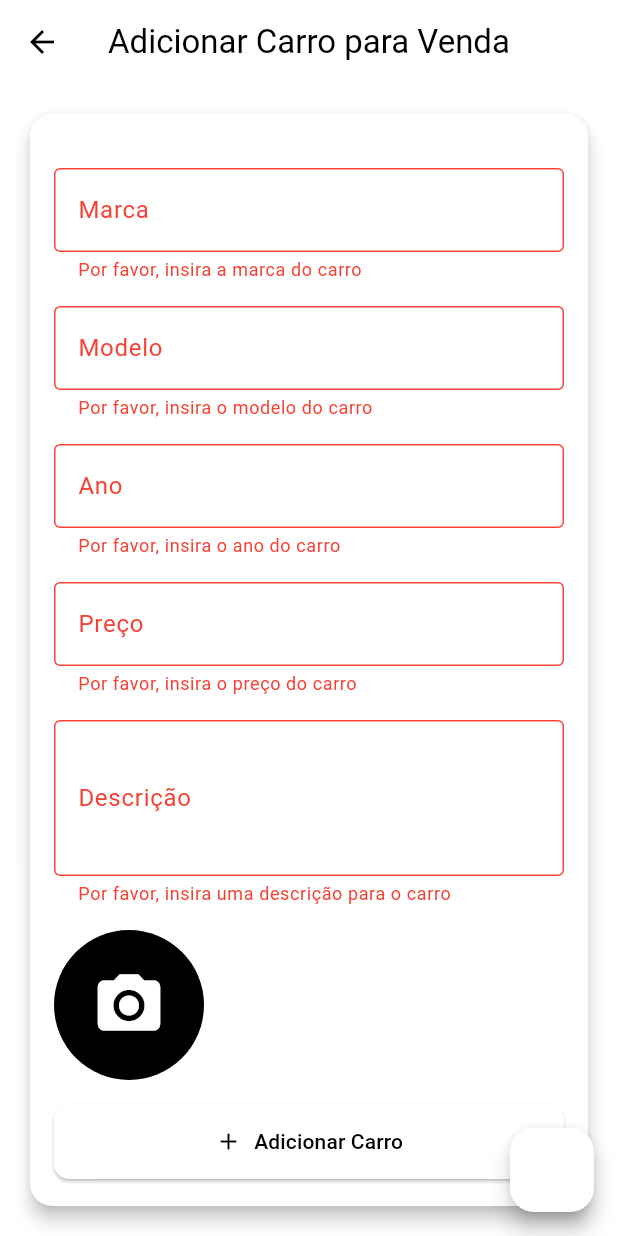
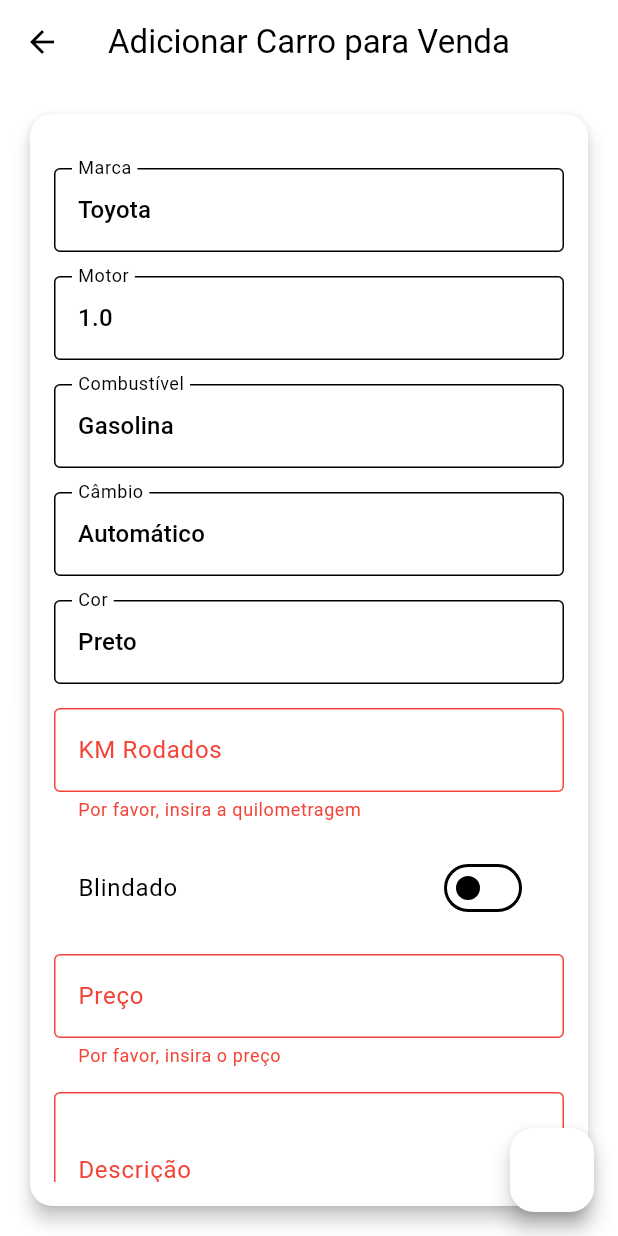
Before and after one commit to Harlock221B/roadcars_app, a Flutter app: the AddCarScreen screen opened directly, after a tap on the "save" icon, on a phone screen of 412 x 824 dp. Run offline on Flutter 3.47's test engine with Material 3 defaults, Android fonts, the phone set to English and light mode, and no system bars; our stand-ins replace cached_network_image, carousel_slider, cloud_firestore, firebase_auth, firebase_core, firebase_storage and 1 more; accounts and stored records are empty; network calls fail.

Commit message:
Adiciona nova dependência carousel_slider, refatora código para melhorar a usabilidade e organiza a estrutura de dados de veículos; remove arquivo de veículos obsoleto.

```diff
--- /dev/null
+++ b/lib/data/utils.dart
@@ -0,0 +1,42 @@
+List<String> brands = [
+    'Toyota',
+    'Ford',
+    'Honda',
+    'Chevrolet',
+    'BMW',
+    'Mercedes-Benz',
+    'Audi',
+    'Volkswagen',
+    'Fiat',
+    'Hyundai',
+    'Renault',
+    'Peugeot',
+    'Citroën',
+    'Jeep',
+    'Nissan',
+    'Mitsubishi',
+    'Kia',
+    'Volvo',
+    'Land Rover',
+    'Suzuki',
+  ];
+   // Marcas
+  List<String> motors = ['1.0', '1.4', '1.6', '2.0', 'V6', 'V8']; // Motores
+
+  List<String> fuelTypes = [
+    'Gasolina',
+    'Diesel',
+    'Elétrico',
+    'Híbrido'
+  ];
+
+   // Tipos de combustível
+  List<String> transmissions = ['Automático', 'Manual', 'CVT']; // Câmbios
+
+  List<String> colors = [
+    'Preto',
+    'Branco',
+    'Prata',
+    'Azul',
+    'Vermelho'
+  ]; // Cores
--- a/lib/main.dart
+++ b/lib/main.dart
@@ -88,7 +88,7 @@ class _MainPageState extends State<MainPage> {
         final List<Widget> pages = [
           HomeScreen(),
           const CatalogPage(),
-          isLoggedIn ? ProfileScreen() : const LoginScreen(),
+          isLoggedIn ? const ProfileScreen() : const LoginScreen(),
         ];
 
         return Scaffold(
@@ -100,7 +100,7 @@ class _MainPageState extends State<MainPage> {
             onPressed: () {
               Navigator.push(
                 context,
-                MaterialPageRoute(builder: (context) => AddCarScreen()),
+                MaterialPageRoute(builder: (context) => const AddCarScreen()),
               );
             },
             backgroundColor: Colors.blue.shade800,
--- a/lib/view/screens/add_car_screen.dart
+++ b/lib/view/screens/add_car_screen.dart
@@ -1,4 +1,5 @@
 import 'package:flutter/material.dart';
+import 'package:roadcarsapp/data/utils.dart';
 import 'package:cloud_firestore/cloud_firestore.dart';
 import 'package:firebase_storage/firebase_storage.dart';
 import 'package:image_picker/image_picker.dart';
@@ -15,39 +16,41 @@ class AddCarScreen extends StatefulWidget {
 class _AddCarScreenState extends State<AddCarScreen> {
   final FirebaseFirestore _firestore = FirebaseFirestore.instance;
   final FirebaseStorage _storage = FirebaseStorage.instance;
-  final FirebaseAuth _auth =
-      FirebaseAuth.instance; // Adicionado para autenticação
+  final FirebaseAuth _auth = FirebaseAuth.instance; // Autenticação
+
   final _formKey = GlobalKey<FormState>();
-  final TextEditingController _brandController = TextEditingController();
-  final TextEditingController _modelController = TextEditingController();
-  final TextEditingController _yearController = TextEditingController();
+
+  // Controladores de texto
+  final TextEditingController _kmController = TextEditingController();
   final TextEditingController _priceController = TextEditingController();
   final TextEditingController _descriptionController = TextEditingController();
-  List<Uint8List> _carImages =
-      []; // Usando Uint8List para armazenar dados binários das imagens
+
+  List<Uint8List> _carImages = [];
   List<String> _carImageUrls = [];
+
+  // Valores iniciais para selects
+  String _selectedBrand = 'Toyota'; // Valor inicial para marca
+  String _selectedMotor = '1.0'; // Valor inicial para motor
+  String _selectedFuel = 'Gasolina'; // Valor inicial para combustível
+  String _selectedTransmission = 'Automático'; // Valor inicial para câmbio
+  String _selectedColor = 'Preto'; // Valor inicial para cor
+  bool _isArmored = false; // Valor inicial para blindagem
 
   Future<void> _pickImages() async {
     try {
       final ImagePicker picker = ImagePicker();
       final pickedImages = await picker.pickMultiImage();
-
-      if (pickedImages != null) {
       List<Uint8List> imageBytesList = [];
 
       for (var image in pickedImages) {
-          final Uint8List imageBytes =
-              await image.readAsBytes(); // Usado para web
+        final Uint8List imageBytes = await image.readAsBytes();
         imageBytesList.add(imageBytes);
       }
 
       setState(() {
         _carImages = imageBytesList;
       });
-      }
     } catch (e) {
-      // Tratamento de exceção ao pegar as imagens
-      print('Erro ao selecionar imagens: $e');
       ScaffoldMessenger.of(context).showSnackBar(
         const SnackBar(content: Text('Erro ao selecionar imagens.')),
       );
@@ -56,39 +59,49 @@ class _AddCarScreenState extends State<AddCarScreen> {
 
   Future<List<String>> _uploadCarImagesToStorage(String carId) async {
     List<String> downloadUrls = [];
-
     for (int i = 0; i < _carImages.length; i++) {
       try {
-      // Referência do arquivo no Storage
-      Reference storageRef = _storage.ref().child('carImages/$carId/$i.jpg');
-
-      // Definir metadados com o tipo MIME adequado (image/jpeg)
+        Reference storageRef =
+            _storage.ref().child('carImages/$carId/${_selectedBrand}-$i.jpg');
         SettableMetadata metadata = SettableMetadata(contentType: 'image/jpeg');
-
-      // Upload da imagem com os metadados
         UploadTask uploadTask = storageRef.putData(_carImages[i], metadata);
-
-      // Aguardar a conclusão do upload
         TaskSnapshot snapshot = await uploadTask;
-
-      // Obter a URL de download da imagem
         String downloadUrl = await snapshot.ref.getDownloadURL();
         downloadUrls.add(downloadUrl);
-
       } catch (e) {
-      // Tratamento de erro com contexto verificado
-      print('Erro ao fazer upload da imagem: $e');
-      if (context != null) {
         ScaffoldMessenger.of(context).showSnackBar(
           SnackBar(content: Text('Erro ao fazer upload da imagem: $e')),
         );
       }
     }
-  }
-
     return downloadUrls;
   }
 
+  Widget _buildImagePicker() {
+    return Column(
+      children: [
+        _carImages.isEmpty
+            ? const Text('Nenhuma imagem selecionada.')
+            : GridView.builder(
+                shrinkWrap: true,
+                itemCount: _carImages.length,
+                gridDelegate: const SliverGridDelegateWithFixedCrossAxisCount(
+                  crossAxisCount: 3,
+                  crossAxisSpacing: 8,
+                  mainAxisSpacing: 8,
+                ),
+                itemBuilder: (context, index) {
+                  return Image.memory(_carImages[index], fit: BoxFit.cover);
+                },
+              ),
+        ElevatedButton.icon(
+          onPressed: _pickImages,
+          icon: const Icon(Icons.photo_library),
+          label: const Text('Selecionar Imagens'),
+        ),
+      ],
+    );
+  }
 
   Future<void> _addCar() async {
     if (_auth.currentUser == null) {
@@ -102,21 +115,22 @@ Future<List<String>> _uploadCarImagesToStorage(String carId) async {
 
     if (_formKey.currentState!.validate()) {
       try {
-        // Adiciona os dados do carro ao Firestore
         DocumentReference carDoc = await _firestore.collection('cars').add({
-          'brand': _brandController.text,
-          'model': _modelController.text,
-          'year': _yearController.text,
+          'brand': _selectedBrand,
+          'motor': _selectedMotor,
+          'fuel': _selectedFuel,
+          'transmission': _selectedTransmission,
+          'color': _selectedColor,
+          'km': _kmController.text,
+          'armored': _isArmored,
           'price': _priceController.text,
           'description': _descriptionController.text,
           'createdAt': FieldValue.serverTimestamp(),
-          'userId': _auth.currentUser!.uid, // Salvar o ID do usuário logado
+          'userId': _auth.currentUser!.uid,
         });
 
-        // Faz o upload das imagens para o Firebase Storage
         _carImageUrls = await _uploadCarImagesToStorage(carDoc.id);
 
-        // Atualiza o documento com as URLs das imagens
         if (_carImageUrls.isNotEmpty) {
           await carDoc.update({
             'imageUrls': _carImageUrls,
@@ -128,7 +142,6 @@ Future<List<String>> _uploadCarImagesToStorage(String carId) async {
         );
         Navigator.pop(context);
       } catch (e) {
-        // Tratamento de exceção ao adicionar o carro
         ScaffoldMessenger.of(context).showSnackBar(
           SnackBar(content: Text('Erro ao adicionar carro: $e')),
         );
@@ -162,46 +175,123 @@ Future<List<String>> _uploadCarImagesToStorage(String carId) async {
               child: ListView(
                 children: [
                   const SizedBox(height: 20),
-                  TextFormField(
-                    controller: _brandController,
+                  DropdownButtonFormField<String>(
+                    value: _selectedBrand,
+                    items: brands.map((String brand) {
+                      return DropdownMenuItem<String>(
+                        value: brand,
+                        child: Text(brand),
+                      );
+                    }).toList(),
+                    onChanged: (value) {
+                      setState(() {
+                        _selectedBrand = value!;
+                      });
+                    },
                     decoration: const InputDecoration(
                       labelText: 'Marca',
                       border: OutlineInputBorder(),
                     ),
+                  ),
+                  const SizedBox(height: 16),
+                  DropdownButtonFormField<String>(
+                    value: _selectedMotor,
+                    items: motors.map((String motor) {
+                      return DropdownMenuItem<String>(
+                        value: motor,
+                        child: Text(motor),
+                      );
+                    }).toList(),
+                    onChanged: (value) {
+                      setState(() {
+                        _selectedMotor = value!;
+                      });
+                    },
+                    decoration: const InputDecoration(
+                      labelText: 'Motor',
+                      border: OutlineInputBorder(),
+                    ),
+                  ),
+                  const SizedBox(height: 16),
+                  DropdownButtonFormField<String>(
+                    value: _selectedFuel,
+                    items: fuelTypes.map((String fuel) {
+                      return DropdownMenuItem<String>(
+                        value: fuel,
+                        child: Text(fuel),
+                      );
+                    }).toList(),
+                    onChanged: (value) {
+                      setState(() {
+                        _selectedFuel = value!;
+                      });
+                    },
+                    decoration: const InputDecoration(
+                      labelText: 'Combustível',
+                      border: OutlineInputBorder(),
+                    ),
+                  ),
+                  const SizedBox(height: 16),
+                  DropdownButtonFormField<String>(
+                    value: _selectedTransmission,
+                    items: transmissions.map((String transmission) {
+                      return DropdownMenuItem<String>(
+                        value: transmission,
+                        child: Text(transmission),
+                      );
+                    }).toList(),
+                    onChanged: (value) {
+                      setState(() {
+                        _selectedTransmission = value!;
+                      });
+                    },
+                    decoration: const InputDecoration(
+                      labelText: 'Câmbio',
+                      border: OutlineInputBorder(),
+                    ),
+                  ),
+                  const SizedBox(height: 16),
+                  DropdownButtonFormField<String>(
+                    value: _selectedColor,
+                    items: colors.map((String color) {
+                      return DropdownMenuItem<String>(
+                        value: color,
+                        child: Text(color),
+                      );
+                    }).toList(),
+                    onChanged: (value) {
+                      setState(() {
+                        _selectedColor = value!;
+                      });
+                    },
+                    decoration: const InputDecoration(
+                      labelText: 'Cor',
+                      border: OutlineInputBorder(),
+                    ),
+                  ),
+                  const SizedBox(height: 16),
+                  TextFormField(
+                    controller: _kmController,
+                    keyboardType: TextInputType.number,
+                    decoration: const InputDecoration(
+                      labelText: 'KM Rodados',
+                      border: OutlineInputBorder(),
+                    ),
                     validator: (value) {
                       if (value == null || value.isEmpty) {
-                        return 'Por favor, insira a marca do carro';
+                        return 'Por favor, insira a quilometragem';
                       }
                       return null;
                     },
                   ),
                   const SizedBox(height: 16),
-                  TextFormField(
-                    controller: _modelController,
-                    decoration: const InputDecoration(
-                      labelText: 'Modelo',
-                      border: OutlineInputBorder(),
-                    ),
-                    validator: (value) {
-                      if (value == null || value.isEmpty) {
-                        return 'Por favor, insira o modelo do carro';
-                      }
-                      return null;
-                    },
-                  ),
-                  const SizedBox(height: 16),
-                  TextFormField(
-                    controller: _yearController,
-                    keyboardType: TextInputType.number,
-                    decoration: const InputDecoration(
-                      labelText: 'Ano',
-                      border: OutlineInputBorder(),
-                    ),
-                    validator: (value) {
-                      if (value == null || value.isEmpty) {
-                        return 'Por favor, insira o ano do carro';
-                      }
-                      return null;
+                  SwitchListTile(
+                    title: const Text('Blindado'),
+                    value: _isArmored,
+                    onChanged: (bool value) {
+                      setState(() {
+                        _isArmored = value;
+                      });
                     },
                   ),
                   const SizedBox(height: 16),
@@ -214,7 +304,7 @@ Future<List<String>> _uploadCarImagesToStorage(String carId) async {
                     ),
                     validator: (value) {
                       if (value == null || value.isEmpty) {
-                        return 'Por favor, insira o preço do carro';
+                        return 'Por favor, insira o preço';
                       }
                       return null;
                     },
@@ -235,32 +325,7 @@ Future<List<String>> _uploadCarImagesToStorage(String carId) async {
                     },
                   ),
                   const SizedBox(height: 16),
-                  GestureDetector(
-                    onTap: _pickImages,
-                    child: SizedBox(
-                      height: 100,
-                      child: ListView.builder(
-                        scrollDirection: Axis.horizontal,
-                        itemCount: _carImages.length + 1,
-                        itemBuilder: (context, index) {
-                          if (index == _carImages.length) {
-                            return CircleAvatar(
-                              radius: 50,
-                              child: const Icon(Icons.camera_alt, size: 50),
-                            );
-                          }
-                          return Padding(
-                            padding: const EdgeInsets.all(8.0),
-                            child: CircleAvatar(
-                              radius: 50,
-                              backgroundImage: MemoryImage(_carImages[
-                                  index]), // Exibindo a imagem da web
-                            ),
-                          );
-                        },
-                      ),
-                    ),
-                  ),
+                  _buildImagePicker(),
                   const SizedBox(height: 16),
                   ElevatedButton.icon(
                     onPressed: _addCar,
--- a/pubspec.yaml
+++ b/pubspec.yaml
@@ -40,6 +40,7 @@ dependencies:
   cloud_firestore: ^5.4.3
   image_picker_for_web: ^3.0.5
   cached_network_image: ^3.4.1
+  carousel_slider: ^5.0.0
   # The following adds the Cupertino Icons font to your application.
   # Use with the CupertinoIcons class for iOS style icons
 
```
Also changed, not shown: lib/data/vehicles.dart (deleted, +0 -72 lines), lib/view/screens/VehicleDetailPage.dart (+72 -45 lines), lib/view/widgets/VehicleCard.dart (+10 -6 lines), pubspec.lock. Lines whose indentation alone changed are shown as unchanged.
